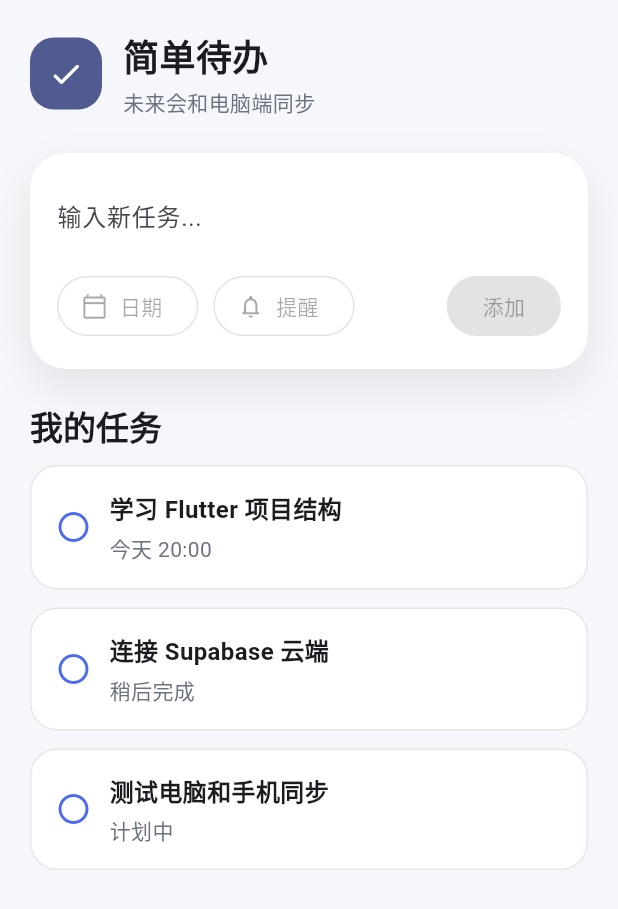
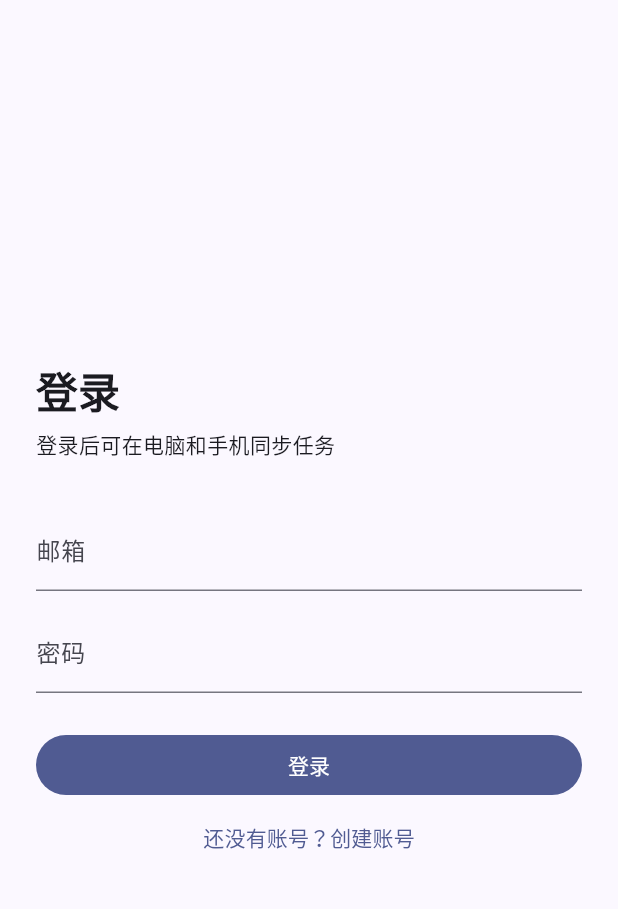
Before and after one commit to zzldbq/simple-todo, a Flutter app: the screen it shows after launch, on a phone screen of 412 x 824 dp. Shown: the top 909 px of the screen. Run offline on Flutter 3.47's test engine with Material 3 defaults, Android fonts, the phone set to English and light mode, and no system bars.

Commit message:
Add basic mobile auth navigation

```diff
--- a/mobile_app/lib/main.dart
+++ b/mobile_app/lib/main.dart
@@ -15,40 +15,123 @@ class SimpleTodoMobileApp extends StatelessWidget {
       theme: ThemeData(
         colorScheme: ColorScheme.fromSeed(seedColor: const Color(0xFF4F6BED)),
         useMaterial3: true,
-        scaffoldBackgroundColor: const Color(0xFFF6F7FB),
       ),
-      home: const TodoHomePage(),
+      initialRoute: '/login',
+      routes: {
+        '/login': (_) => const LoginPage(),
+        '/register': (_) => const RegisterPage(),
+        '/home': (_) => const TaskHomePage(),
+      },
     );
   }
 }
 
-class TodoHomePage extends StatelessWidget {
-  const TodoHomePage({super.key});
+class LoginPage extends StatelessWidget {
+  const LoginPage({super.key});
+
+  @override
+  Widget build(BuildContext context) {
+    return AuthScaffold(
+      title: '登录',
+      subtitle: '登录后可在电脑和手机同步任务',
+      children: [
+        const TextField(
+          decoration: InputDecoration(labelText: '邮箱'),
+          keyboardType: TextInputType.emailAddress,
+        ),
+        const SizedBox(height: 12),
+        const TextField(
+          decoration: InputDecoration(labelText: '密码'),
+          obscureText: true,
+        ),
+        const SizedBox(height: 24),
+        FilledButton(
+          onPressed: () => Navigator.pushReplacementNamed(context, '/home'),
+          child: const Text('登录'),
+        ),
+        TextButton(
+          onPressed: () => Navigator.pushNamed(context, '/register'),
+          child: const Text('还没有账号？创建账号'),
+        ),
+      ],
+    );
+  }
+}
+
+class RegisterPage extends StatelessWidget {
+  const RegisterPage({super.key});
+
+  @override
+  Widget build(BuildContext context) {
+    return AuthScaffold(
+      title: '创建账号',
+      subtitle: '之后会接入 Supabase 账号系统',
+      children: [
+        const TextField(
+          decoration: InputDecoration(labelText: '邮箱'),
+          keyboardType: TextInputType.emailAddress,
+        ),
+        const SizedBox(height: 12),
+        const TextField(
+          decoration: InputDecoration(labelText: '密码'),
+          obscureText: true,
+        ),
+        const SizedBox(height: 12),
+        const TextField(
+          decoration: InputDecoration(labelText: '确认密码'),
+          obscureText: true,
+        ),
+        const SizedBox(height: 24),
+        FilledButton(
+          onPressed: () => Navigator.pushReplacementNamed(context, '/home'),
+          child: const Text('注册'),
+        ),
+        TextButton(
+          onPressed: () => Navigator.pop(context),
+          child: const Text('返回登录'),
+        ),
+      ],
+    );
+  }
+}
+
+class AuthScaffold extends StatelessWidget {
+  const AuthScaffold({
+    super.key,
+    required this.title,
+    required this.subtitle,
+    required this.children,
+  });
+
+  final String title;
+  final String subtitle;
+  final List<Widget> children;
 
   @override
   Widget build(BuildContext context) {
     return Scaffold(
       body: SafeArea(
-        child: Padding(
-          padding: const EdgeInsets.all(20),
+        child: Center(
+          child: SingleChildScrollView(
+            padding: const EdgeInsets.all(24),
+            child: ConstrainedBox(
+              constraints: const BoxConstraints(maxWidth: 420),
               child: Column(
-            crossAxisAlignment: CrossAxisAlignment.start,
+                crossAxisAlignment: CrossAxisAlignment.stretch,
                 children: [
-              const _Header(),
-              const SizedBox(height: 24),
-              const _AddTaskCard(),
-              const SizedBox(height: 24),
                   Text(
-                '我的任务',
-                style: Theme.of(context).textTheme.titleLarge?.copyWith(
-                      fontWeight: FontWeight.w800,
+                    title,
+                    style: Theme.of(context).textTheme.headlineMedium?.copyWith(
+                          fontWeight: FontWeight.bold,
                         ),
                   ),
-              const SizedBox(height: 12),
-              const Expanded(
-                child: _TaskPreviewList(),
+                  const SizedBox(height: 8),
+                  Text(subtitle),
+                  const SizedBox(height: 32),
+                  ...children,
+                ],
               ),
-            ],
+            ),
           ),
         ),
       ),
@@ -56,147 +139,70 @@ class TodoHomePage extends StatelessWidget {
   }
 }
 
-class _Header extends StatelessWidget {
-  const _Header();
+class TaskHomePage extends StatelessWidget {
+  const TaskHomePage({super.key});
 
   @override
   Widget build(BuildContext context) {
-    return Row(
-      children: [
-        Container(
-          width: 48,
-          height: 48,
-          decoration: BoxDecoration(
-            color: Theme.of(context).colorScheme.primary,
-            borderRadius: BorderRadius.circular(16),
-          ),
-          child: const Icon(Icons.check_rounded, color: Colors.white),
-        ),
-        const SizedBox(width: 14),
-        const Column(
-          crossAxisAlignment: CrossAxisAlignment.start,
-          children: [
-            Text(
-              '简单待办',
-              style: TextStyle(fontSize: 24, fontWeight: FontWeight.w900),
-            ),
-            SizedBox(height: 4),
-            Text(
-              '未来会和电脑端同步',
-              style: TextStyle(color: Color(0xFF6B7280)),
+    final tasks = [
+      const TaskItem('学习 Flutter 页面结构', '今天 20:00'),
+      const TaskItem('接入 Supabase 登录', '计划中'),
+      const TaskItem('测试电脑手机同步', '计划中'),
+    ];
+
+    return Scaffold(
+      appBar: AppBar(
+        title: const Text('简单待办'),
+        actions: [
+          IconButton(
+            onPressed: () => Navigator.pushReplacementNamed(context, '/login'),
+            icon: const Icon(Icons.logout),
+            tooltip: '退出',
           ),
         ],
       ),
-      ],
-    );
-  }
-}
-
-class _AddTaskCard extends StatelessWidget {
-  const _AddTaskCard();
-
-  @override
-  Widget build(BuildContext context) {
-    return Container(
-      padding: const EdgeInsets.all(18),
-      decoration: BoxDecoration(
-        color: Colors.white,
-        borderRadius: BorderRadius.circular(24),
-        boxShadow: const [
-          BoxShadow(
-            color: Color(0x14000000),
-            blurRadius: 24,
-            offset: Offset(0, 12),
-          ),
-        ],
-      ),
-      child: Column(
-        crossAxisAlignment: CrossAxisAlignment.start,
+      body: ListView(
+        padding: const EdgeInsets.all(16),
         children: [
           const TextField(
             decoration: InputDecoration(
-              hintText: '输入新任务...',
-              border: InputBorder.none,
+              labelText: '输入新任务',
+              border: OutlineInputBorder(),
             ),
           ),
           const SizedBox(height: 12),
-          Row(
-            children: [
-              OutlinedButton.icon(
+          FilledButton.icon(
             onPressed: null,
-                icon: const Icon(Icons.calendar_today_outlined),
-                label: const Text('日期'),
+            icon: const Icon(Icons.add),
+            label: const Text('添加任务'),
           ),
-              const SizedBox(width: 10),
-              OutlinedButton.icon(
-                onPressed: null,
-                icon: const Icon(Icons.notifications_none_rounded),
-                label: const Text('提醒'),
+          const SizedBox(height: 24),
+          Text(
+            '我的任务',
+            style: Theme.of(context).textTheme.titleLarge,
           ),
-              const Spacer(),
-              FilledButton(
-                onPressed: null,
-                child: const Text('添加'),
-              ),
-            ],
-          ),
+          const SizedBox(height: 12),
+          ...tasks,
         ],
       ),
     );
   }
 }
 
-class _TaskPreviewList extends StatelessWidget {
-  const _TaskPreviewList();
+class TaskItem extends StatelessWidget {
+  const TaskItem(this.title, this.time, {super.key});
+
+  final String title;
+  final String time;
 
   @override
   Widget build(BuildContext context) {
-    final tasks = [
-      ('学习 Flutter 项目结构', '今天 20:00'),
-      ('连接 Supabase 云端', '稍后完成'),
-      ('测试电脑和手机同步', '计划中'),
-    ];
-
-    return ListView.separated(
-      itemCount: tasks.length,
-      separatorBuilder: (_, __) => const SizedBox(height: 12),
-      itemBuilder: (context, index) {
-        final task = tasks[index];
-
-        return Container(
-          padding: const EdgeInsets.all(16),
-          decoration: BoxDecoration(
-            color: Colors.white,
-            borderRadius: BorderRadius.circular(18),
-            border: Border.all(color: const Color(0xFFE5E7EB)),
+    return Card(
+      child: ListTile(
+        leading: const Icon(Icons.radio_button_unchecked),
+        title: Text(title),
+        subtitle: Text(time),
       ),
-          child: Row(
-            children: [
-              const Icon(Icons.radio_button_unchecked, color: Color(0xFF4F6BED)),
-              const SizedBox(width: 12),
-              Expanded(
-                child: Column(
-                  crossAxisAlignment: CrossAxisAlignment.start,
-                  children: [
-                    Text(
-                      task.$1,
-                      style: const TextStyle(
-                        fontSize: 16,
-                        fontWeight: FontWeight.w700,
-                      ),
-                    ),
-                    const SizedBox(height: 4),
-                    Text(
-                      task.$2,
-                      style: const TextStyle(color: Color(0xFF6B7280)),
-                    ),
-                  ],
-                ),
-              ),
-            ],
-          ),
-        );
-      },
     );
   }
 }
```
Also changed, not shown: 1 other file. Lines whose indentation alone changed are shown as unchanged.
